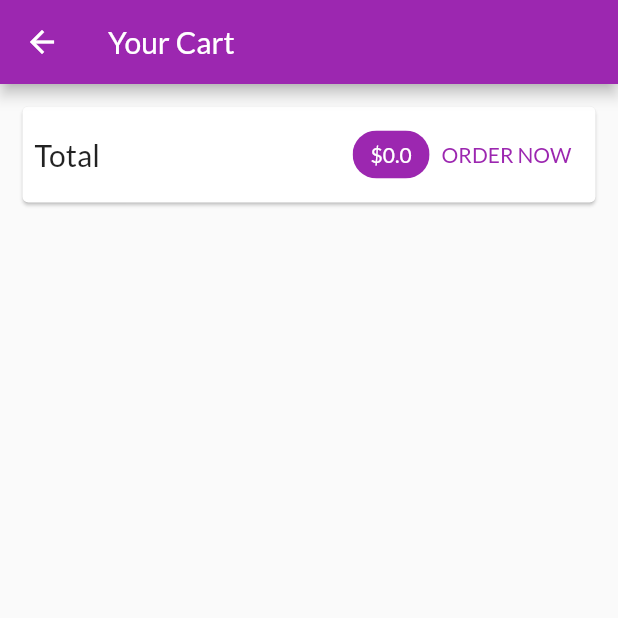
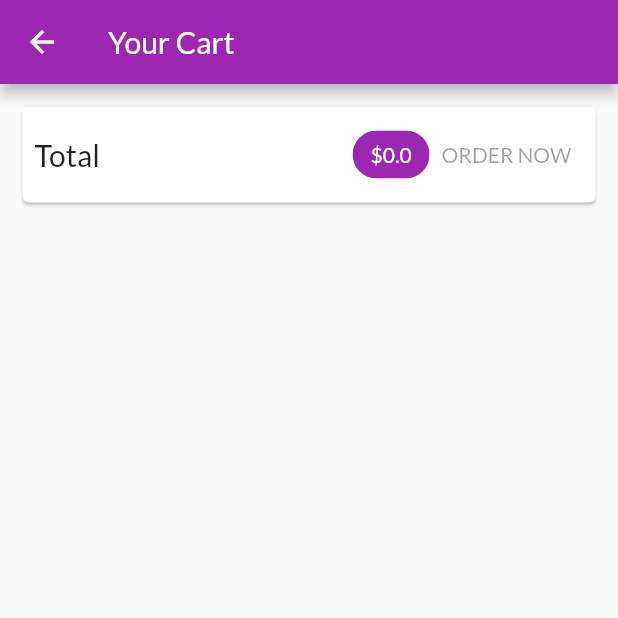
Before and after one commit to FitriantoDwiCahyo/shop-app-new, a Flutter app: the CartScreen screen opened by its route, on a phone screen of 412 x 824 dp, the top half of it. Run offline on Flutter 3.47's test engine with Material 2 defaults, Android fonts, the phone set to English and light mode, and no system bars; network calls fail.

Commit message:
modify file

```diff
--- a/lib/ui/screens/cart_screen.dart
+++ b/lib/ui/screens/cart_screen.dart
@@ -2,8 +2,9 @@ import 'package:flutter/material.dart';
 import 'package:provider/provider.dart';
 
 import '../../providers/cart.dart' show Cart;
-import '../../providers/orders.dart';
+// import '../../providers/orders.dart';
 import '../widgets/cart_item.dart';
+import '../widgets/order_button.dart';
 
 class CartScreen extends StatelessWidget {
   static const routeName = '/cart';
@@ -39,21 +40,7 @@ class CartScreen extends StatelessWidget {
                     ),
                     backgroundColor: Theme.of(context).primaryColor,
                   ),
-                  TextButton(
-                    onPressed: () {
-                      Provider.of<Orders>(context, listen: false).addOrder(
-                        cart.items.values.toList(),
-                        cart.totalAmount,
-                      );
-                      cart.clear();
-                    },
-                    style: TextButton.styleFrom(
-                      foregroundColor: Theme.of(context).primaryColor,
-                    ),
-                    child: const Text(
-                      'ORDER NOW',
-                    ),
-                  ),
+                  OrderButton(cart: cart),
                 ],
               ),
             ),
--- /dev/null
+++ b/lib/ui/widgets/order_button.dart
@@ -0,0 +1,48 @@
+import 'package:flutter/material.dart';
+import 'package:provider/provider.dart';
+
+import '../../providers/cart.dart';
+import '../../providers/orders.dart';
+
+class OrderButton extends StatefulWidget {
+  const OrderButton({
+    Key? key,
+    required this.cart,
+  }) : super(key: key);
+
+  final Cart cart;
+
+  @override
+  State<OrderButton> createState() => _OrderButtonState();
+}
+
+class _OrderButtonState extends State<OrderButton> {
+  bool _isloading = false;
+
+  @override
+  Widget build(BuildContext context) {
+    return TextButton(
+      onPressed: (widget.cart.totalAmount <= 0 || _isloading)
+          ? null
+          : () async {
+              setState(() {
+                _isloading = true;
+              });
+              await Provider.of<Orders>(context, listen: false).addOrder(
+                widget.cart.items.values.toList(),
+                widget.cart.totalAmount,
+              );
+              setState(() {
+                _isloading = false;
+              });
+              widget.cart.clear();
+            },
+      style: TextButton.styleFrom(
+        foregroundColor: Theme.of(context).primaryColor,
+      ),
+      child: _isloading ? const CircularProgressIndicator() : const Text(
+        'ORDER NOW',
+      ),
+    );
+  }
+}
--- a/lib/ui/widgets/product_grid.dart
+++ b/lib/ui/widgets/product_grid.dart
@@ -14,8 +14,8 @@ class ProductGrid extends StatelessWidget {
 
   @override
   Widget build(BuildContext context) {
-    final productsData = Provider.of<ProductsProvider?>(context);
-    final products = showFavorites? productsData!.favoriteItems : productsData!.items;
+    final productsData = Provider.of<ProductsProvider>(context);
+    final products = showFavorites? productsData.favoriteItems : productsData.items;
 
     return GridView.builder(
       padding: const EdgeInsets.all(10.0),
```
Also changed, not shown: lib/ui/screens/edit_product_screen.dart (+11 -9 lines), lib/ui/screens/product_overview_screen.dart (+23 -5 lines), lib/ui/screens/user_product_screen.dart (+9 -1 lines), lib/ui/widgets/user_product_item.dart (+26 -2 lines).
